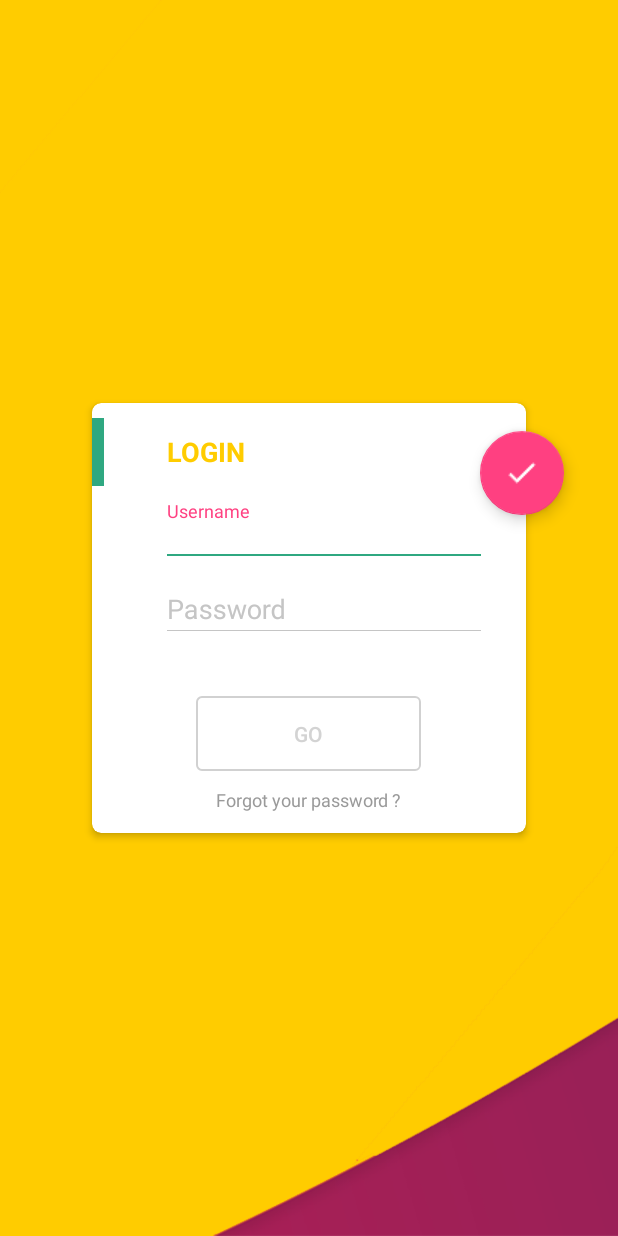
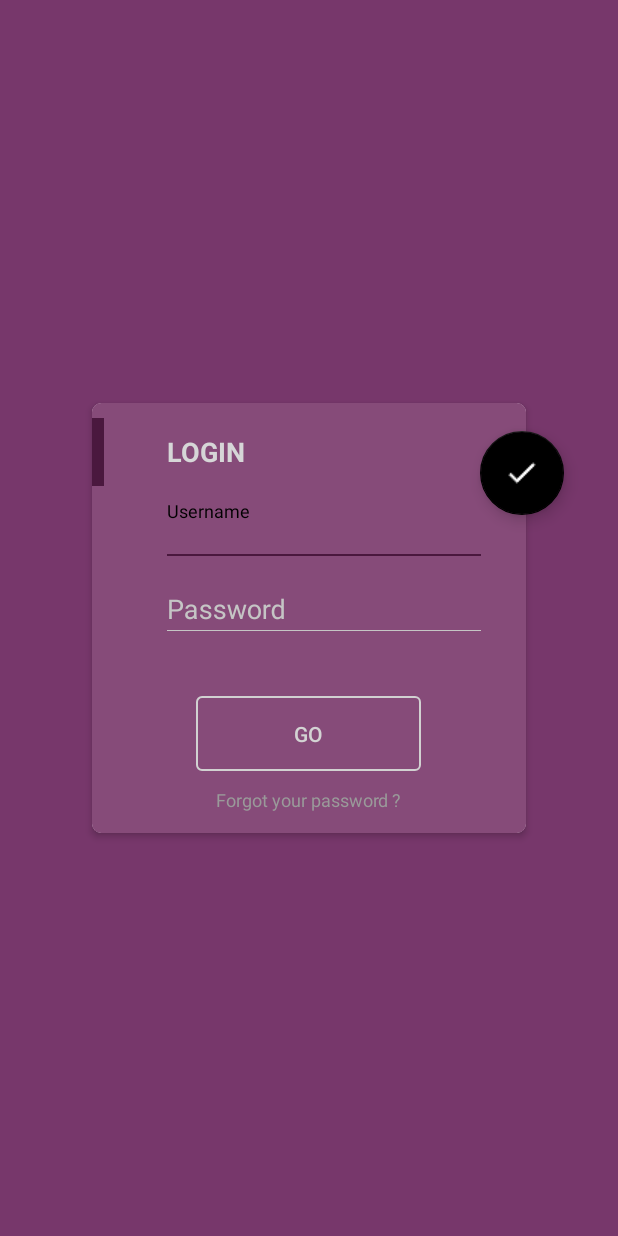
Before and after one commit to Apsnet/PendurA-, an Android app: the screen it shows after launch (LoginActivity), on a phone screen of 412 x 824 dp. Run offline under Robolectric (Android 15) with nearby library versions, the phone set to English and light mode, and no system bars.

Commit message:
add colors

```diff
--- a/app/src/main/AndroidManifest.xml
+++ b/app/src/main/AndroidManifest.xml
@@ -11,17 +11,23 @@
         android:theme="@style/AppTheme">
         <activity
             android:name=".MainActivity"
-            android:theme="@style/AppTheme.NoActionBar"></activity>
+            android:theme="@style/AppTheme.NoActionBar">
+        </activity>
+
         <activity
             android:name=".Login.LoginActivity"
             android:theme="@style/AppTheme.NoActionBar">
             <intent-filter>
                 <action android:name="android.intent.action.MAIN" />
-
                 <category android:name="android.intent.category.LAUNCHER" />
             </intent-filter>
         </activity>
-        <activity android:name=".Cadastro.CadastroActivity"></activity>
+
+        <activity
+            android:name=".Cadastro.CadastroActivity"
+            android:theme="@style/AppTheme.NoActionBar">
+        </activity>
+
     </application>
 
 </manifest>
--- a/app/src/main/res/drawable/bg_input_cursor.xml
+++ b/app/src/main/res/drawable/bg_input_cursor.xml
@@ -1,7 +1,6 @@
 <?xml version="1.0" encoding="utf-8"?>
 <shape xmlns:android="http://schemas.android.com/apk/res/android"
     android:shape="rectangle">
-    <size android:width="1dp"
-        />
+    <size android:width="1dp"/>
     <solid android:color="#2fa881"/>
 </shape>
--- a/app/src/main/res/drawable/selector_bg_edit.xml
+++ b/app/src/main/res/drawable/selector_bg_edit.xml
@@ -11,7 +11,7 @@
                 <shape android:shape="rectangle">
                     <stroke
                         android:width="1dp"
-                        android:color="#2fa881" />
+                        android:color="@color/colorPrimaryDark" />
                 </shape>
             </item>
         </layer-list>
--- a/app/src/main/res/layout/activity_login.xml
+++ b/app/src/main/res/layout/activity_login.xml
@@ -4,7 +4,7 @@
     xmlns:tools="http://schemas.android.com/tools"
     android:layout_width="match_parent"
     android:layout_height="match_parent"
-    android:background="@drawable/bg"
+    android:background="@color/colorPrimary"
     tools:context=".Login.LoginActivity">
 
     <android.support.v7.widget.CardView
@@ -19,7 +19,8 @@
         <LinearLayout
             android:layout_width="match_parent"
             android:layout_height="match_parent"
-            android:orientation="vertical">
+            android:orientation="vertical"
+            android:background="@color/colorCardLogin">
 
             <RelativeLayout
                 android:layout_width="match_parent"
@@ -31,7 +32,7 @@
                     android:layout_height="match_parent"
                     android:layout_alignParentLeft="true"
                     android:layout_alignParentStart="true"
-                    android:background="#2fa881" />
+                    android:background="@color/colorPrimaryDark" />
 
                 <TextView
                     android:layout_width="wrap_content"
@@ -40,7 +41,7 @@
                     android:layout_marginLeft="50dp"
                     android:layout_marginStart="50dp"
                     android:text="@string/login"
-                    android:textColor="#FFCC00"
+                    android:textColor="@color/white"
                     android:textSize="18sp"
                     android:textStyle="bold" />
             </RelativeLayout>
@@ -68,7 +69,7 @@
                         android:hint="@string/Username"
                         android:inputType="textPersonName"
                         android:paddingBottom="2dp"
-                        android:textColor="#2fa881"
+                        android:textColor="@color/colorPrimaryDark"
                         android:textCursorDrawable="@drawable/bg_input_cursor"
                         android:textSize="18sp" />
                 </android.support.design.widget.TextInputLayout>
@@ -96,7 +97,7 @@
                         android:hint="@string/Password"
                         android:inputType="textPassword"
                         android:paddingBottom="2dp"
-                        android:textColor="#2fa881"
+                        android:textColor="@color/colorPrimaryDark"
                         android:textCursorDrawable="@drawable/bg_input_cursor"
                         android:textSize="18sp" />
                 </android.support.design.widget.TextInputLayout>
--- a/app/src/main/res/values/colors.xml
+++ b/app/src/main/res/values/colors.xml
@@ -1,8 +1,14 @@
 <?xml version="1.0" encoding="utf-8"?>
 <resources>
-    <color name="colorPrimary">#3F51B5</color>
-    <color name="colorPrimaryDark">#303F9F</color>
-    <color name="colorAccent">#FF4081</color>
+    <!--<color name="colorPrimary">#71E2F0</color>-->
+    <color name="colorPrimary">#77376b</color>
+    <color name="colorPrimaryDark">#4a183e</color>
+    <color name="colorAccent">#000000</color>
     <color name="colorBackground">#1e3620</color>
+    <color name="colorBlack">#000000</color>
+    <color name="colorWhite">#ffffff</color>
+    <color name="colorCardLogin">#864b79</color>
+
+
 
 </resources>
```
Also changed, not shown: app/src/main/res/drawable-hdpi/background_login.png (added), app/src/main/res/drawable-mdpi/background_login.png (added), app/src/main/res/drawable-xhdpi/background_login.png (added), app/src/main/res/drawable-xxhdpi/background_login.png (added), app/src/main/res/drawable-xxxhdpi/background_login.png (added).
